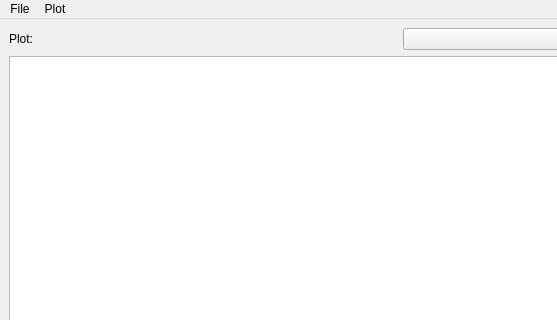
The window that mainwindow.ui (roggenbrot42/Radiolarite) describes before a commit, drawn with Qt 5; both pictures show x 0 to 557 and y 0 to 320 of the 800 by 600 pixel window.
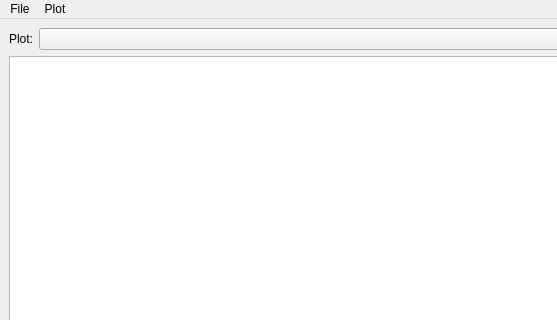
The same window after the commit.

Patch:
```diff
--- a/mainwindow.ui
+++ b/mainwindow.ui
@@ -27,9 +27,18 @@
        <layout class="QHBoxLayout" name="horizontalLayout">
         <item>
          <widget class="QLabel" name="plotSelectorLabel">
+          <property name="sizePolicy">
+           <sizepolicy hsizetype="Fixed" vsizetype="Preferred">
+            <horstretch>0</horstretch>
+            <verstretch>0</verstretch>
+           </sizepolicy>
+          </property>
           <property name="text">
            <string>Plot:</string>
           </property>
+          <property name="margin">
+           <number>5</number>
+          </property>
          </widget>
         </item>
         <item>
```
